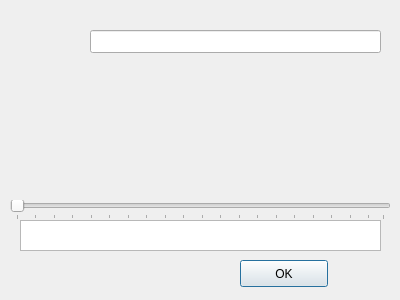
First picture: the form in confsound.ui, repository eddyp/podsoundboard, before the edit.
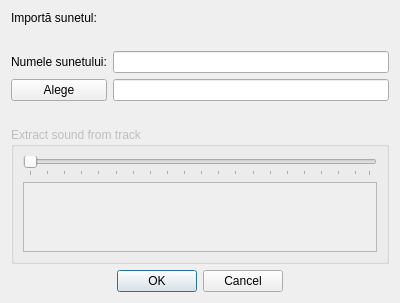
Second picture: the form after the edit.

Commit message: design the confsound form

Patch:
```diff
--- a/confsound.ui
+++ b/confsound.ui
@@ -16,37 +16,87 @@
   <property name="windowTitle">
    <string>Dialog</string>
   </property>
-  <widget class="QGraphicsView" name="graphicsView">
-   <property name="geometry">
-    <rect>
-     <x>20</x>
-     <y>220</y>
-     <width>361</width>
-     <height>31</height>
-    </rect>
-   </property>
-  </widget>
+  <layout class="QVBoxLayout" name="verticalLayout_2">
+   <item>
+    <layout class="QGridLayout" name="gridLayout">
+     <item row="0" column="0" colspan="2">
+      <widget class="QLabel" name="label">
+       <property name="text">
+        <string>Importă sunetul:</string>
+       </property>
+      </widget>
+     </item>
+     <item row="3" column="1">
+      <widget class="QLineEdit" name="lineEdit_2"/>
+     </item>
+     <item row="1" column="0">
+      <spacer name="verticalSpacer_2">
+       <property name="orientation">
+        <enum>Qt::Vertical</enum>
+       </property>
+       <property name="sizeType">
+        <enum>QSizePolicy::Fixed</enum>
+       </property>
+       <property name="sizeHint" stdset="0">
+        <size>
+         <width>20</width>
+         <height>20</height>
+        </size>
+       </property>
+      </spacer>
+     </item>
+     <item row="3" column="0">
+      <widget class="QLabel" name="label_2">
+       <property name="text">
+        <string>Numele sunetului:</string>
+       </property>
+      </widget>
+     </item>
+     <item row="4" column="0">
+      <widget class="QPushButton" name="chooseFileButton">
+       <property name="text">
+        <string>Alege</string>
+       </property>
+      </widget>
+     </item>
+     <item row="4" column="1">
   <widget class="QLineEdit" name="lineEdit">
-   <property name="geometry">
-    <rect>
-     <x>90</x>
-     <y>30</y>
-     <width>291</width>
-     <height>23</height>
-    </rect>
-   </property>
    <property name="cursor">
-    <cursorShape>SizeHorCursor</cursorShape>
-   </property>
-  </widget>
+        <cursorShape>IBeamCursor</cursorShape>
+       </property>
+      </widget>
+     </item>
+    </layout>
+   </item>
+   <item>
+    <spacer name="verticalSpacer">
+     <property name="orientation">
+      <enum>Qt::Vertical</enum>
+     </property>
+     <property name="sizeType">
+      <enum>QSizePolicy::Fixed</enum>
+     </property>
+     <property name="sizeHint" stdset="0">
+      <size>
+       <width>20</width>
+       <height>20</height>
+      </size>
+     </property>
+    </spacer>
+   </item>
+   <item>
+    <widget class="QGroupBox" name="groupBox">
+     <property name="enabled">
+      <bool>false</bool>
+     </property>
+     <property name="title">
+      <string>Extract sound from track</string>
+     </property>
+     <layout class="QVBoxLayout" name="verticalLayout">
+      <item>
   <widget class="QSlider" name="horizontalSlider">
-   <property name="geometry">
-    <rect>
-     <x>10</x>
-     <y>200</y>
-     <width>381</width>
-     <height>20</height>
-    </rect>
+        <property name="enabled">
+         <bool>false</bool>
    </property>
    <property name="cursor">
     <cursorShape>SizeHorCursor</cursorShape>
@@ -64,19 +114,24 @@
     <enum>QSlider::TicksBelow</enum>
    </property>
   </widget>
-  <widget class="QPushButton" name="pushButton">
-   <property name="geometry">
-    <rect>
-     <x>240</x>
-     <y>260</y>
-     <width>88</width>
-     <height>27</height>
-    </rect>
-   </property>
-   <property name="text">
-    <string>OK</string>
-   </property>
-  </widget>
+      </item>
+      <item>
+       <widget class="QGraphicsView" name="graphicsView"/>
+      </item>
+     </layout>
+    </widget>
+   </item>
+   <item>
+    <widget class="QDialogButtonBox" name="buttonBox">
+     <property name="standardButtons">
+      <set>QDialogButtonBox::Cancel|QDialogButtonBox::Ok</set>
+     </property>
+     <property name="centerButtons">
+      <bool>true</bool>
+     </property>
+    </widget>
+   </item>
+  </layout>
  </widget>
  <resources/>
  <connections/>
```
Left out of the diff: 47 changed lines with no effect on the pictures. Lines whose indentation alone changed are shown as unchanged.
